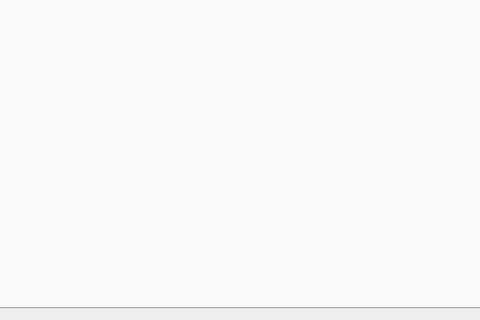
This is Jobs-of-SoftwareEngineer/Codeing/Scut/course.ui in CSLP/CPP as Qt 5 draws it before an edit; both pictures show x 134 to 614 and y 352 to 672 of the 1154 by 672 pixel window. The edited form follows.
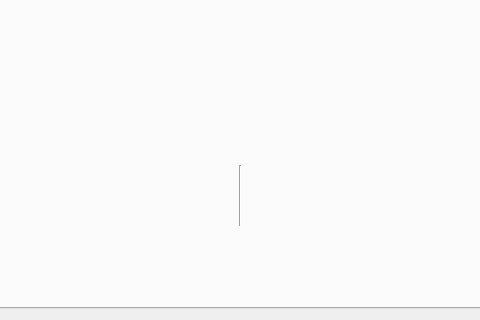
This is the edited form.

Diff of the .ui file:
```diff
--- a/Jobs-of-SoftwareEngineer/Codeing/Scut/course.ui
+++ b/Jobs-of-SoftwareEngineer/Codeing/Scut/course.ui
@@ -141,6 +141,19 @@
       <attribute name="title">
        <string>Resource</string>
       </attribute>
+      <widget class="Line" name="line_2">
+       <property name="geometry">
+        <rect>
+         <x>360</x>
+         <y>480</y>
+         <width>3</width>
+         <height>61</height>
+        </rect>
+       </property>
+       <property name="orientation">
+        <enum>Qt::Vertical</enum>
+       </property>
+      </widget>
      </widget>
     </widget>
    </item>
```
Left out of the diff: 15 changed lines with no effect on the pictures.
